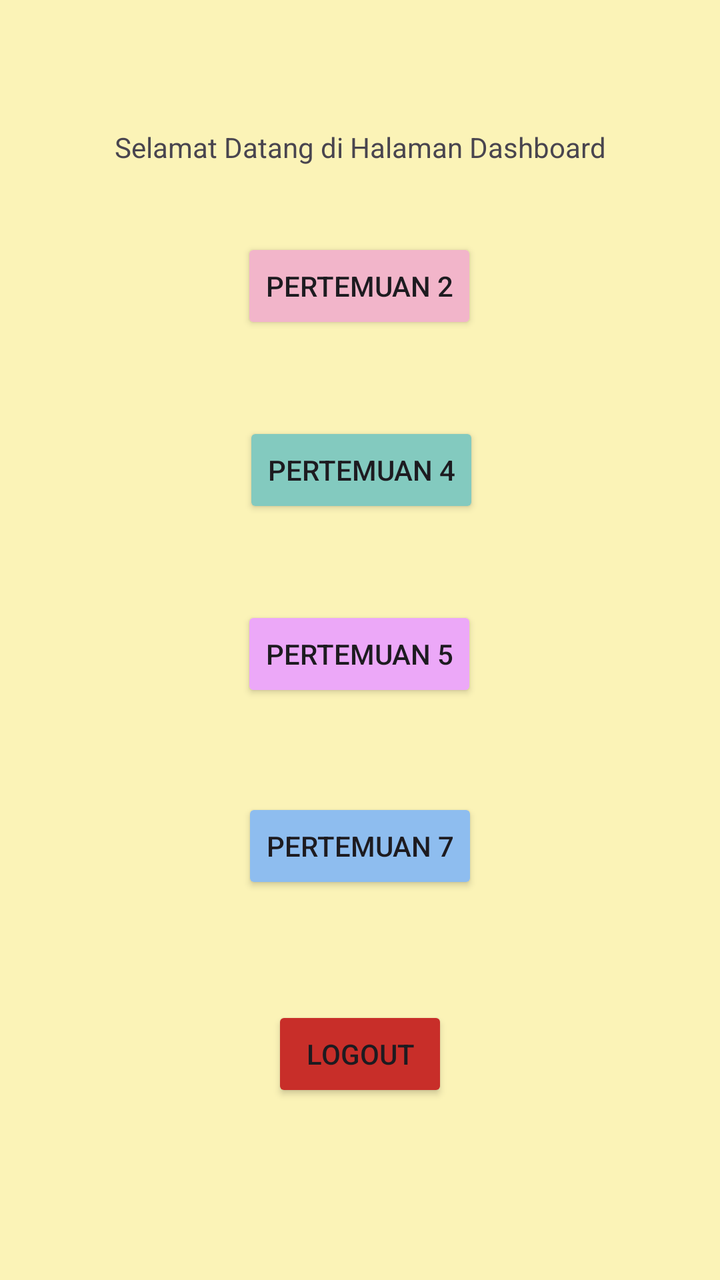
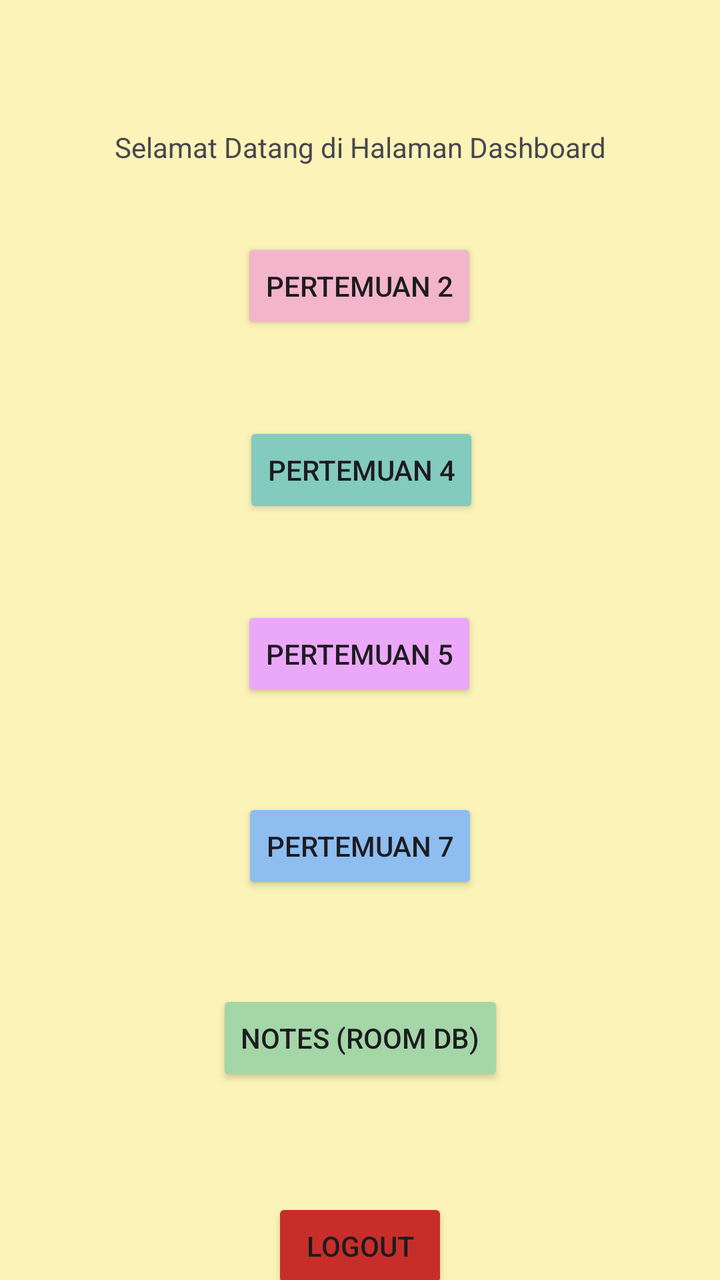

Before-and-after screenshots of an Android layout around one commit, followed by the original layout XML and the change that was made.
<!-- AndroidManifest.xml: application theme Theme.NaylaApps -->
<!-- res/layout/activity_main.xml -->
<?xml version="1.0" encoding="utf-8"?>
<androidx.constraintlayout.widget.ConstraintLayout xmlns:android="http://schemas.android.com/apk/res/android"
    xmlns:app="http://schemas.android.com/apk/res-auto"
    xmlns:tools="http://schemas.android.com/tools"
    android:id="@+id/main"
    android:background="#FBF3B7"
    android:layout_width="match_parent"
    android:layout_height="match_parent"
    tools:context=".MainActivity">


    <Button
        android:id="@+id/btnMain"
        android:layout_width="wrap_content"
        android:layout_height="wrap_content"
        android:layout_marginTop="44dp"
        android:text="Pertemuan 4"
        android:backgroundTint="#83CABF"
        app:layout_constraintEnd_toEndOf="parent"
        app:layout_constraintHorizontal_bias="0.503"
        app:layout_constraintStart_toStartOf="parent"
        app:layout_constraintTop_toBottomOf="@+id/btnToSecond" />

    <androidx.constraintlayout.widget.Group
        android:layout_width="wrap_content"
        android:layout_height="wrap_content"/>


    <Button
        android:id="@+id/btnToSecond"
        android:layout_width="wrap_content"
        android:layout_height="wrap_content"
        android:layout_marginTop="36dp"
        android:text="pertemuan 2"
        android:backgroundTint="#F2B5CA"
        app:layout_constraintEnd_toEndOf="parent"
        app:layout_constraintHorizontal_bias="0.498"
        app:layout_constraintStart_toStartOf="parent"
        app:layout_constraintTop_toBottomOf="@+id/textView3" />

    <Button
        android:id="@+id/btnToFifth"
        android:layout_width="wrap_content"
        android:layout_height="wrap_content"
        android:layout_marginTop="44dp"
        android:text="pertemuan 5"
        app:layout_anchor="@+id/btnMain"
        android:backgroundTint="#ECA8F8"
        app:layout_anchorGravity="end|bottom"
        app:layout_constraintEnd_toEndOf="parent"
        app:layout_constraintHorizontal_bias="0.498"
        app:layout_constraintStart_toStartOf="parent"
        app:layout_constraintTop_toBottomOf="@+id/btnMain" />

    <Button
        android:id="@+id/btnLogout"
        android:layout_width="wrap_content"
        android:layout_height="wrap_content"
        android:backgroundTint="#C82E29"
        android:layout_marginTop="56dp"
        android:text="Logout"
        app:layout_constraintBottom_toBottomOf="parent"
        app:layout_constraintEnd_toEndOf="parent"
        app:layout_constraintStart_toStartOf="parent"
        app:layout_constraintTop_toBottomOf="@+id/btnToSeventh"
        app:layout_constraintVertical_bias="0.0" />

    <Button
        android:id="@+id/btnToSeventh"
        android:layout_width="wrap_content"
        android:layout_height="wrap_content"
        android:layout_marginTop="48dp"
        android:text="Pertemuan 7"
        android:backgroundTint="#8EBDEF"
        app:layout_constraintEnd_toEndOf="parent"
        app:layout_constraintStart_toStartOf="parent"
        app:layout_constraintTop_toBottomOf="@+id/btnToFifth" />

    <TextView
        android:id="@+id/textView3"
        android:layout_width="wrap_content"
        android:layout_height="wrap_content"
        android:layout_marginTop="64dp"
        android:text="Selamat Datang di Halaman Dashboard"
        app:layout_constraintEnd_toEndOf="parent"
        app:layout_constraintStart_toStartOf="parent"
        app:layout_constraintTop_toTopOf="parent" />


</androidx.constraintlayout.widget.ConstraintLayout>
<!-- resources referenced by this layout -->
<resources>
  <style name="Theme.NaylaApps" parent="Base.Theme.NaylaApps" />
  <style name="Base.Theme.NaylaApps" parent="Theme.Material3.DayNight.NoActionBar">
          
          
      </style>
</resources>

<!-- the commit's change to res/layout/activity_main.xml (unified diff, before → after) -->
@@ -53,6 +53,17 @@
         app:layout_constraintTop_toBottomOf="@+id/btnMain" />
 
     <Button
+        android:id="@+id/btnToNotes"
+        android:layout_width="wrap_content"
+        android:layout_height="wrap_content"
+        android:layout_marginTop="48dp"
+        android:text="Notes (Room DB)"
+        android:backgroundTint="#A5D6A7"
+        app:layout_constraintEnd_toEndOf="parent"
+        app:layout_constraintStart_toStartOf="parent"
+        app:layout_constraintTop_toBottomOf="@+id/btnToSeventh" />
+
+    <Button
         android:id="@+id/btnLogout"
         android:layout_width="wrap_content"
         android:layout_height="wrap_content"
@@ -62,7 +73,7 @@
         app:layout_constraintBottom_toBottomOf="parent"
         app:layout_constraintEnd_toEndOf="parent"
         app:layout_constraintStart_toStartOf="parent"
-        app:layout_constraintTop_toBottomOf="@+id/btnToSeventh"
+        app:layout_constraintTop_toBottomOf="@+id/btnToNotes"
         app:layout_constraintVertical_bias="0.0" />
 
     <Button
